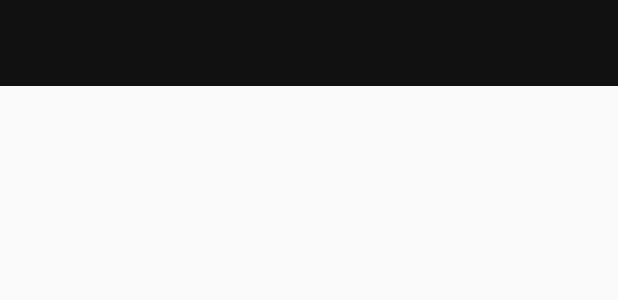
After one commit to W2DaLiLi/OpenfireDemo, an Android app: the layout layout_toolbar.xml on its own in the app's theme, with its tools: preview values and no code run, on a phone screen of 412 x 824 dp. The commit adds this screen. Shown: the top 300 px of the screen. Run offline under Robolectric (Android 15) with nearby library versions, the phone set to English and light mode, and no system bars.

Commit message:
feature:ready UI for the toolbar

```diff
--- a/app/src/main/res/layout/activity_chat.xml
+++ b/app/src/main/res/layout/activity_chat.xml
@@ -8,7 +8,7 @@
     <android.support.v7.widget.RecyclerView
         android:id="@+id/message_list"
         android:layout_width="368dp"
-        android:layout_height="440dp"
+        android:layout_height="469dp"
         android:layout_marginBottom="8dp"
         android:layout_marginEnd="8dp"
         android:layout_marginStart="8dp"
--- /dev/null
+++ b/app/src/main/res/layout/layout_toolbar.xml
@@ -0,0 +1,22 @@
+<?xml version="1.0" encoding="utf-8"?>
+<android.support.constraint.ConstraintLayout
+    xmlns:android="http://schemas.android.com/apk/res/android"
+    xmlns:app="http://schemas.android.com/apk/res-auto"
+    xmlns:tools="http://schemas.android.com/tools"
+    android:layout_width="match_parent"
+    android:layout_height="wrap_content">
+
+    <TextView
+        android:id="@+id/title_tv"
+        android:layout_width="match_parent"
+        android:layout_height="57dp"
+        android:background="#111"
+        android:gravity="center"
+        android:paddingBottom="5dp"
+        android:paddingTop="5dp"
+        android:textColor="#ffff"
+        android:textSize="30sp"
+        app:layout_constraintStart_toStartOf="parent"
+        app:layout_constraintTop_toTopOf="parent" />
+
+</android.support.constraint.ConstraintLayout>
```
